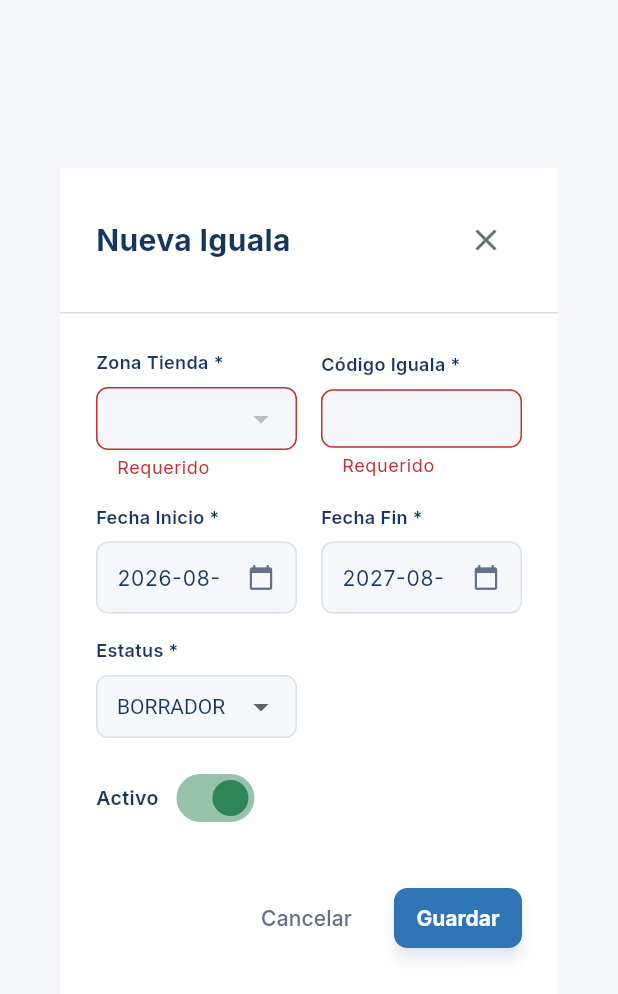
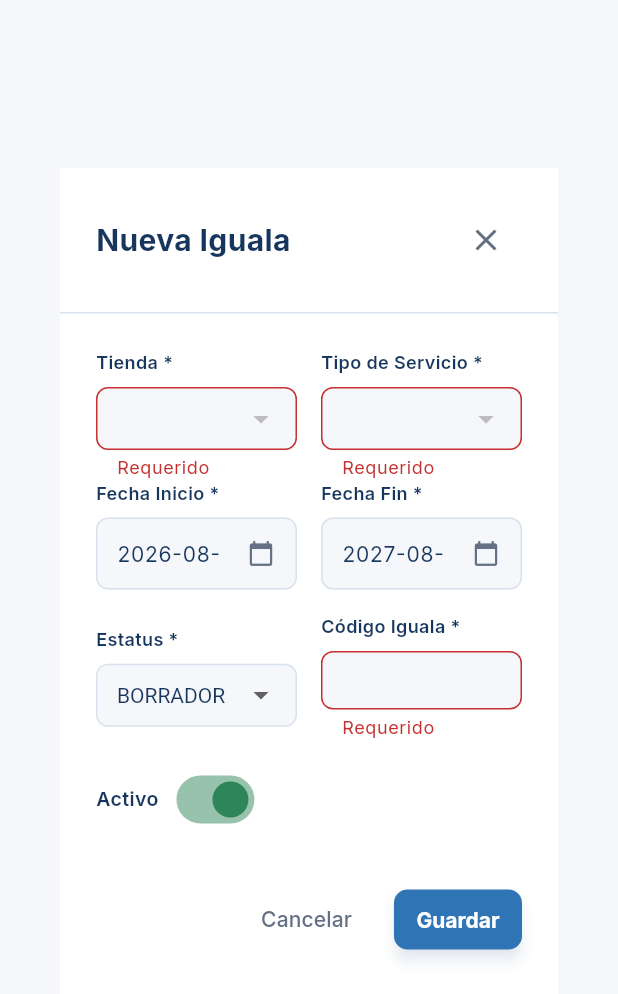
Before and after one commit to ramanugan/saim, a Flutter app: the CrudIgualasModal widget shown alone on an empty page, opened directly, after a tap on "Agregar Iguala", after a tap on "Guardar", on a phone screen of 412 x 824 dp. Shown: the top 994 px of the screen. Run offline on Flutter 3.47's test engine with Material 3 defaults, Android fonts, the light colour scheme and no system bars; our stand-ins replace flutter_riverpod, go_router, google_fonts, shared_preferences, supabase_flutter; accounts and stored records are empty.

Commit message:
refactor: decouple Iguala model from ZonaTienda by replacing with Tienda and TipoServicio fields

```diff
--- a/saim-frontend/lib/features/catalogs/models/iguala.dart
+++ b/saim-frontend/lib/features/catalogs/models/iguala.dart
@@ -1,6 +1,7 @@
 class Iguala {
-  final int? idIguala;
-  final int idZonaTienda;
+  final int idIguala;
+  final int idTienda;
+  final int idTipoServicio;
   final String codigoIguala;
   final DateTime fechaInicio;
   final DateTime fechaFin;
@@ -9,8 +10,9 @@ class Iguala {
   final bool activo;
 
   Iguala({
-    this.idIguala,
-    required this.idZonaTienda,
+    required this.idIguala,
+    required this.idTienda,
+    required this.idTipoServicio,
     required this.codigoIguala,
     required this.fechaInicio,
     required this.fechaFin,
@@ -21,24 +23,26 @@ class Iguala {
 
   factory Iguala.fromJson(Map<String, dynamic> json) {
     return Iguala(
-      idIguala: json['id_iguala'] as int?,
-      idZonaTienda: json['id_zona_tienda'] as int,
+      idIguala: json['id_iguala'] as int,
+      idTienda: json['id_tienda'] as int,
+      idTipoServicio: json['id_tipo_servicio'] as int,
       codigoIguala: json['codigo_iguala'] as String,
       fechaInicio: DateTime.parse(json['fecha_inicio'] as String),
       fechaFin: DateTime.parse(json['fecha_fin'] as String),
       estatus: json['estatus'] as String,
       motivoBaja: json['motivo_baja'] as String?,
-      activo: json['activo'] as bool,
+      activo: json['activo'] as bool? ?? true,
     );
   }
 
   Map<String, dynamic> toJson() {
     return {
-      if (idIguala != null) 'id_iguala': idIguala,
-      'id_zona_tienda': idZonaTienda,
+      if (idIguala != 0) 'id_iguala': idIguala,
+      'id_tienda': idTienda,
+      'id_tipo_servicio': idTipoServicio,
       'codigo_iguala': codigoIguala,
-      'fecha_inicio': fechaInicio.toIso8601String().split('T').first,
-      'fecha_fin': fechaFin.toIso8601String().split('T').first,
+      'fecha_inicio': fechaInicio.toIso8601String().split('T')[0],
+      'fecha_fin': fechaFin.toIso8601String().split('T')[0],
       'estatus': estatus,
       'motivo_baja': motivoBaja,
       'activo': activo,
--- a/saim-frontend/lib/features/catalogs/models/iguala_servicio.dart
+++ b/saim-frontend/lib/features/catalogs/models/iguala_servicio.dart
@@ -1,7 +1,6 @@
 class IgualaServicio {
   final int? idIgualaServicio;
   final int idIguala;
-  final int idTipoServicio;
   final DateTime fechaInicio;
   final DateTime? fechaFin;
   final bool esPrincipal;
@@ -12,7 +11,6 @@ class IgualaServicio {
   IgualaServicio({
     this.idIgualaServicio,
     required this.idIguala,
-    required this.idTipoServicio,
     required this.fechaInicio,
     this.fechaFin,
     required this.esPrincipal,
@@ -25,7 +23,6 @@ class IgualaServicio {
     return IgualaServicio(
       idIgualaServicio: json['id_iguala_servicio'] as int?,
       idIguala: json['id_iguala'] as int,
-      idTipoServicio: json['id_tipo_servicio'] as int,
       fechaInicio: DateTime.parse(json['fecha_inicio'] as String),
       fechaFin: json['fecha_fin'] != null ? DateTime.parse(json['fecha_fin'] as String) : null,
       esPrincipal: json['es_principal'] as bool,
@@ -39,7 +36,6 @@ class IgualaServicio {
     return {
       if (idIgualaServicio != null) 'id_iguala_servicio': idIgualaServicio,
       'id_iguala': idIguala,
-      'id_tipo_servicio': idTipoServicio,
       'fecha_inicio': fechaInicio.toIso8601String().split('T').first,
       'fecha_fin': fechaFin?.toIso8601String().split('T').first,
       'es_principal': esPrincipal,
--- a/saim-frontend/lib/features/catalogs/providers/igualas_provider.dart
+++ b/saim-frontend/lib/features/catalogs/providers/igualas_provider.dart
@@ -2,11 +2,20 @@ import 'package:flutter_riverpod/flutter_riverpod.dart';
 import '../../../../core/providers/auth_provider.dart';
 import '../models/iguala.dart';
 
-final helperZonaTiendasProvider = FutureProvider<List<Map<String, dynamic>>>((ref) async {
+final helperTiendasForIgualaProvider = FutureProvider<List<Map<String, dynamic>>>((ref) async {
   final supabase = ref.read(supabaseClientProvider);
   final response = await supabase
-      .from('zona_tienda')
-      .select('id_zona_tienda, numero_anexo, id_tienda')
+      .from('tienda')
+      .select('id_tienda, nombre')
+      .eq('activo', true);
+  return List<Map<String, dynamic>>.from(response as List);
+});
+
+final helperTiposServicioForIgualaProvider = FutureProvider<List<Map<String, dynamic>>>((ref) async {
+  final supabase = ref.read(supabaseClientProvider);
+  final response = await supabase
+      .from('tipo_servicio')
+      .select('id_tipo_servicio, nombre')
       .eq('activo', true);
   return List<Map<String, dynamic>>.from(response as List);
 });
--- a/saim-frontend/lib/features/catalogs/widgets/modals/crud_igualas_modal.dart
+++ b/saim-frontend/lib/features/catalogs/widgets/modals/crud_igualas_modal.dart
@@ -18,7 +18,8 @@ class _CrudIgualasModalState extends ConsumerState<CrudIgualasModal> {
 
   final _formKey = GlobalKey<FormState>();
 
-  int? _selectedZonaTiendaId;
+  int? _selectedTiendaId;
+  int? _selectedTipoServicioId;
   late TextEditingController _codigoIgualaCtrl;
   late TextEditingController _fechaInicioCtrl;
   late TextEditingController _fechaFinCtrl;
@@ -33,7 +34,8 @@ class _CrudIgualasModalState extends ConsumerState<CrudIgualasModal> {
   }
 
   void _initControllers() {
-    _selectedZonaTiendaId = _selectedIguala?.idZonaTienda;
+    _selectedTiendaId = _selectedIguala?.idTienda;
+    _selectedTipoServicioId = _selectedIguala?.idTipoServicio;
     _codigoIgualaCtrl = TextEditingController(text: _selectedIguala?.codigoIguala ?? '');
 
     _fechaInicioCtrl = TextEditingController(
@@ -79,16 +81,23 @@ class _CrudIgualasModalState extends ConsumerState<CrudIgualasModal> {
 
   Future<void> _saveForm() async {
     if (!_formKey.currentState!.validate()) return;
-    if (_selectedZonaTiendaId == null) {
+    if (_selectedTiendaId == null) {
       ScaffoldMessenger.of(context).showSnackBar(
-        const SnackBar(content: Text('Por favor selecciona una Zona de Tienda'))
+        const SnackBar(content: Text('Por favor selecciona una Tienda'))
+      );
+      return;
+    }
+    if (_selectedTipoServicioId == null) {
+      ScaffoldMessenger.of(context).showSnackBar(
+        const SnackBar(content: Text('Por favor selecciona un Tipo de Servicio'))
       );
       return;
     }
 
     final iguala = Iguala(
-      idIguala: _selectedIguala?.idIguala,
-      idZonaTienda: _selectedZonaTiendaId!,
+      idIguala: _selectedIguala?.idIguala ?? 0,
+      idTienda: _selectedTiendaId!,
+      idTipoServicio: _selectedTipoServicioId!,
       codigoIguala: _codigoIgualaCtrl.text.trim(),
       fechaInicio: DateTime.parse(_fechaInicioCtrl.text),
       fechaFin: DateTime.parse(_fechaFinCtrl.text),
@@ -198,7 +207,8 @@ class _CrudIgualasModalState extends ConsumerState<CrudIgualasModal> {
 
   Widget _buildTable() {
     final listAsync = ref.watch(igualasProvider);
-    final zonaTiendasAsync = ref.watch(helperZonaTiendasProvider);
+    final tiendasAsync = ref.watch(helperTiendasForIgualaProvider);
+    final tiposServicioAsync = ref.watch(helperTiposServicioForIgualaProvider);
 
     return listAsync.when(
       loading: () => const Center(child: CircularProgressIndicator()),
@@ -210,9 +220,14 @@ class _CrudIgualasModalState extends ConsumerState<CrudIgualasModal> {
           );
         }
 
-        final zonaTiendasMap = {
-          for (var item in zonaTiendasAsync.value ?? [])
-            item['id_zona_tienda'] as int: 'Anexo: ${item['numero_anexo'] ?? 'S/N'} (ID Tienda: ${item['id_tienda']})'
+        final tiendasMap = {
+          for (var item in tiendasAsync.value ?? [])
+            item['id_tienda'] as int: item['nombre'] as String
+        };
+
+        final tiposServicioMap = {
+          for (var item in tiposServicioAsync.value ?? [])
+            item['id_tipo_servicio'] as int: item['nombre'] as String
         };
 
         return SingleChildScrollView(
@@ -223,7 +238,8 @@ class _CrudIgualasModalState extends ConsumerState<CrudIgualasModal> {
               columns: [
                 DataColumn(label: Text('ID', style: TextStyle(color: context.mutedTextColor))),
                 DataColumn(label: Text('CÓDIGO', style: TextStyle(color: context.mutedTextColor))),
-                DataColumn(label: Text('ZONA TIENDA', style: TextStyle(color: context.mutedTextColor))),
+                DataColumn(label: Text('TIPO SERVICIO', style: TextStyle(color: context.mutedTextColor))),
+                DataColumn(label: Text('TIENDA', style: TextStyle(color: context.mutedTextColor))),
                 DataColumn(label: Text('INICIO', style: TextStyle(color: context.mutedTextColor))),
                 DataColumn(label: Text('FIN', style: TextStyle(color: context.mutedTextColor))),
                 DataColumn(label: Text('ESTATUS', style: TextStyle(color: context.mutedTextColor))),
@@ -234,7 +250,8 @@ class _CrudIgualasModalState extends ConsumerState<CrudIgualasModal> {
                 cells: [
                   DataCell(Text(item.idIguala.toString(), style: TextStyle(color: context.textColor))),
                   DataCell(Text(item.codigoIguala, style: TextStyle(color: context.textColor))),
-                  DataCell(Text(zonaTiendasMap[item.idZonaTienda] ?? 'ID: ${item.idZonaTienda}', style: TextStyle(color: context.textColor))),
+                  DataCell(Text(tiposServicioMap[item.idTipoServicio] ?? 'ID: ${item.idTipoServicio}', style: TextStyle(color: context.textColor))),
+                  DataCell(Text(tiendasMap[item.idTienda] ?? 'ID: ${item.idTienda}', style: TextStyle(color: context.textColor))),
                   DataCell(Text(item.fechaInicio.toIso8601String().split('T').first, style: TextStyle(color: context.textColor))),
                   DataCell(Text(item.fechaFin.toIso8601String().split('T').first, style: TextStyle(color: context.textColor))),
                   DataCell(Text(item.estatus, style: TextStyle(color: context.textColor))),
@@ -278,7 +295,8 @@ class _CrudIgualasModalState extends ConsumerState<CrudIgualasModal> {
   }
 
   Widget _buildForm() {
-    final zonaTiendasAsync = ref.watch(helperZonaTiendasProvider);
+    final tiendasAsync = ref.watch(helperTiendasForIgualaProvider);
+    final tiposServicioAsync = ref.watch(helperTiposServicioForIgualaProvider);
 
     return Padding(
       padding: const EdgeInsets.all(24.0),
@@ -295,10 +313,10 @@ class _CrudIgualasModalState extends ConsumerState<CrudIgualasModal> {
                     child: Column(
                       crossAxisAlignment: CrossAxisAlignment.start,
                       children: [
-                        Text('Zona Tienda *', style: TextStyle(fontSize: 12, fontWeight: FontWeight.w600, color: context.textColor)),
+                        Text('Tienda *', style: TextStyle(fontSize: 12, fontWeight: FontWeight.w600, color: context.textColor)),
                         const SizedBox(height: 8),
                         DropdownButtonFormField<int>(
-                          value: _selectedZonaTiendaId,
+                          value: _selectedTiendaId,
                           style: TextStyle(color: context.textColor),
                           dropdownColor: context.surfaceColor,
                           decoration: InputDecoration(
@@ -308,16 +326,15 @@ class _CrudIgualasModalState extends ConsumerState<CrudIgualasModal> {
                             border: OutlineInputBorder(borderRadius: BorderRadius.circular(8), borderSide: BorderSide(color: context.borderColor)),
                             enabledBorder: OutlineInputBorder(borderRadius: BorderRadius.circular(8), borderSide: BorderSide(color: context.borderColor)),
                           ),
-                          items: (zonaTiendasAsync.value ?? []).map<DropdownMenuItem<int>>((item) {
-                            final id = item['id_zona_tienda'] as int;
-                            final anexo = item['numero_anexo'] ?? 'S/N';
-                            final tiendaId = item['id_tienda'];
+                          items: (tiendasAsync.value ?? []).map<DropdownMenuItem<int>>((item) {
+                            final id = item['id_tienda'] as int;
+                            final nombre = item['nombre'] as String;
                             return DropdownMenuItem<int>(
                               value: id,
-                              child: Text('Anexo: $anexo (Tienda: $tiendaId)'),
+                              child: Text(nombre),
                             );
                           }).toList(),
-                          onChanged: (val) => setState(() => _selectedZonaTiendaId = val),
+                          onChanged: (val) => setState(() => _selectedTiendaId = val),
                           validator: (val) => val == null ? 'Requerido' : null,
                         ),
                       ],
@@ -325,12 +342,36 @@ class _CrudIgualasModalState extends ConsumerState<CrudIgualasModal> {
                   ),
                   const SizedBox(width: 16),
                   Expanded(
-                    child: _buildTextField('Código Iguala *', _codigoIgualaCtrl, required: true),
+                    child: Column(
+                      crossAxisAlignment: CrossAxisAlignment.start,
+                      children: [
+                        Text('Tipo de Servicio *', style: TextStyle(fontSize: 12, fontWeight: FontWeight.w600, color: context.textColor)),
+                        const SizedBox(height: 8),
+                        DropdownButtonFormField<int>(
+                          value: _selectedTipoServicioId,
+                          style: TextStyle(color: context.textColor),
+                          dropdownColor: context.surfaceColor,
+                          decoration: InputDecoration(
+                            isDense: true,
+                            filled: true,
+                            fillColor: context.backgroundColor,
+                            border: OutlineInputBorder(borderRadius: BorderRadius.circular(8), borderSide: BorderSide(color: context.borderColor)),
+                            enabledBorder: OutlineInputBorder(borderRadius: BorderRadius.circular(8), borderSide: BorderSide(color: context.borderColor)),
+                          ),
+                          items: (tiposServicioAsync.value ?? []).map<DropdownMenuItem<int>>((item) {
+                            return DropdownMenuItem<int>(
+                              value: item['id_tipo_servicio'] as int,
+                              child: Text(item['nombre'] as String),
+                            );
+                          }).toList(),
+                          onChanged: (val) => setState(() => _selectedTipoServicioId = val),
+                          validator: (val) => val == null ? 'Requerido' : null,
+                        ),
+                      ],
+                    ),
                   ),
                 ],
               ),
-              const SizedBox(height: 16),
-
               // Row 2: Fechas
               Row(
                 children: [
@@ -345,7 +386,7 @@ class _CrudIgualasModalState extends ConsumerState<CrudIgualasModal> {
               ),
               const SizedBox(height: 16),
 
-              // Row 3: Estatus
+              // Row 3: Estatus & Código Iguala
               Row(
                 children: [
                   Expanded(
@@ -382,7 +423,9 @@ class _CrudIgualasModalState extends ConsumerState<CrudIgualasModal> {
                     ),
                   ),
                   const SizedBox(width: 16),
-                  const Spacer(),
+                  Expanded(
+                    child: _buildTextField('Código Iguala *', _codigoIgualaCtrl, required: true),
+                  ),
                 ],
               ),
               const SizedBox(height: 16),
```
Also changed, not shown: saim-frontend/lib/features/catalogs/widgets/modals/crud_iguala_servicios_modal.dart (+1 -45 lines).
